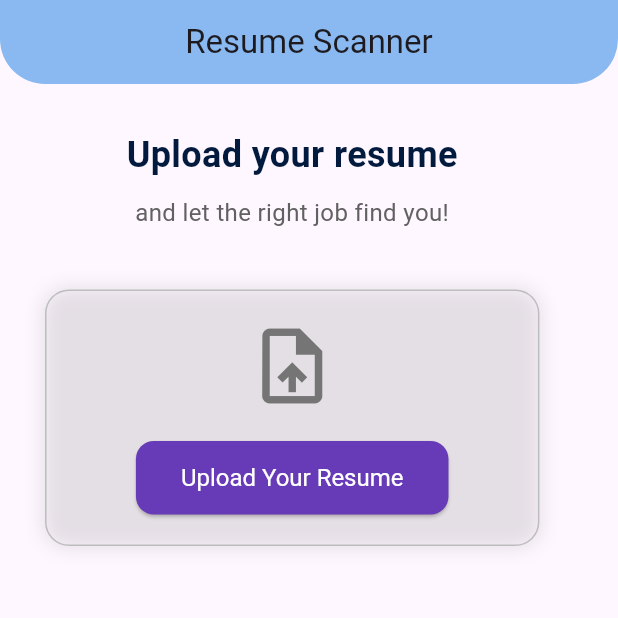
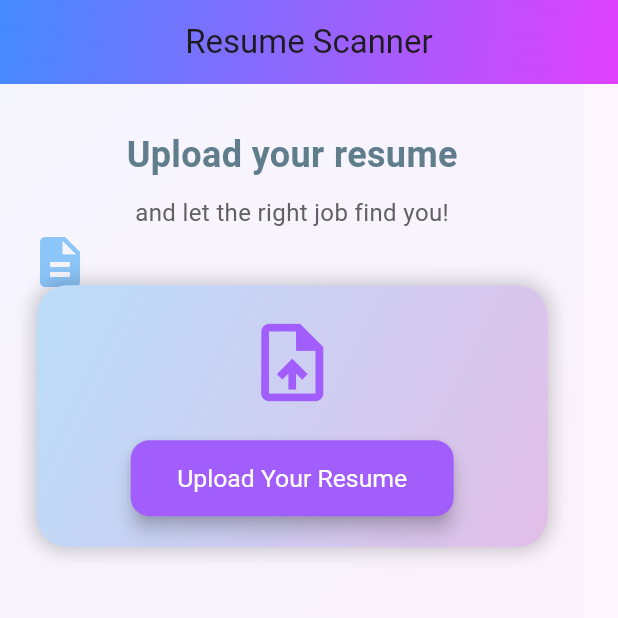
Before and after one commit to himanshu-raj-01/resumescan, a Flutter app: the screen it shows after launch, on a phone screen of 412 x 824 dp, the top half of it. Run offline on Flutter 3.47's test engine with Material 3 defaults, Android fonts, the phone set to English and light mode, and no system bars; our stand-ins replace file_picker.

Commit message:
ui updated

```diff
--- a/lib/main.dart
+++ b/lib/main.dart
@@ -3,7 +3,6 @@ import 'package:file_picker/file_picker.dart';
 import 'package:http/http.dart' as http;
 import 'dart:convert';
 import 'dart:typed_data';
-import 'chatbot.dart';
 
 void main() {
   runApp(const MyApp());
@@ -39,29 +38,39 @@ class _ResumeScannerState extends State<ResumeScanner> with SingleTickerProvider
   bool _isLoading = false;
   String _scanResult = '';
   late AnimationController _animationController;
-  late Animation<double> _animation;
+  late Animation<double> _scaleAnimation;
+  late Animation<Color?> _colorAnimation;
+  late Animation<Offset> _floatingAnimation;
 
   @override
   void initState() {
     super.initState();
     _animationController = AnimationController(
       vsync: this,
-      duration: const Duration(seconds: 5),
+      duration: const Duration(seconds: 3),
     );
-    _animation = TweenSequence([
-      TweenSequenceItem(
-        tween: Tween<double>(begin: 0.0, end: 5.0).chain(CurveTween(curve: Curves.easeIn)),
-        weight: 50.0,
+
+    _scaleAnimation = Tween<double>(begin: 0.9, end: 1.1).animate(
+      CurvedAnimation(
+        parent: _animationController,
+        curve: Curves.easeInOut,
       ),
-      TweenSequenceItem(
-        tween: Tween<double>(begin: 1.0, end: 5.5).chain(CurveTween(curve: Curves.bounceOut)),
-        weight: 30.0,
+    );
+
+    _colorAnimation = ColorTween(
+      begin: Colors.blueAccent,
+      end: Colors.purpleAccent,
+    ).animate(_animationController);
+
+    _floatingAnimation = Tween<Offset>(
+      begin: const Offset(0, 0),
+      end: const Offset(0, -0.1),
+    ).animate(
+      CurvedAnimation(
+        parent: _animationController,
+        curve: Curves.easeInOut,
       ),
-      TweenSequenceItem(
-        tween: Tween<double>(begin: 0.5, end: 5.0).chain(CurveTween(curve: Curves.elasticInOut)),
-        weight: 20.0,
-      ),
-    ]).animate(_animationController);
+    );
 
     _animationController.repeat(reverse: true);
   }
@@ -151,39 +160,100 @@ class _ResumeScannerState extends State<ResumeScanner> with SingleTickerProvider
     }
   }
 
-  Widget _buildFeatureRow(IconData icon, String text) {
-    return Padding(
-      padding: const EdgeInsets.symmetric(vertical: 8.0),
-      child: Row(
-        children: [
-          Icon(icon, size: 20, color: Colors.grey[600]),
-          const SizedBox(width: 10),
-          Expanded(child: Text(text, style: TextStyle(color: Colors.grey[800]))),
-        ],
-      ),
-    );
-  }
-
   @override
   Widget build(BuildContext context) {
     return Scaffold(
       appBar: AppBar(
         title: const Text('Resume Scanner'),
         centerTitle: true,
-        backgroundColor: const Color.fromARGB(255, 137, 185, 240),
-        elevation: 0,
+        flexibleSpace: Container(
+          decoration: const BoxDecoration(
+            gradient: LinearGradient(
+              colors: [Colors.blueAccent, Colors.purpleAccent],
+              begin: Alignment.topLeft,
+              end: Alignment.bottomRight,
+            ),
+          ),
+        ),
+        elevation: 10,
         shape: const RoundedRectangleBorder(
           borderRadius: BorderRadius.vertical(bottom: Radius.circular(30)),
         ),
       ),
-      body: SingleChildScrollView(
+      body: Stack(
+        children: [
+          // Parallax Background
+          Positioned.fill(
+            child: AnimatedBuilder(
+              animation: _animationController,
+              builder: (context, child) {
+                return Transform.translate(
+                  offset: Offset(0, _floatingAnimation.value.dy * 50),
+                  child: Opacity(
+                    opacity: 0.3,
+                    child: Container(
+                      decoration: BoxDecoration(
+                        gradient: LinearGradient(
+                          colors: [Colors.blue.shade50, Colors.purple.shade50],
+                          begin: Alignment.topLeft,
+                          end: Alignment.bottomRight,
+                        ),
+                      ),
+                    ),
+                  ),
+                );
+              },
+            ),
+          ),
+          // Floating Icons
+          Positioned(
+            top: 100,
+            left: 20,
+            child: AnimatedBuilder(
+              animation: _animationController,
+              builder: (context, child) {
+                return Transform.translate(
+                  offset: Offset(0, _floatingAnimation.value.dy * 20),
+                  child: Icon(Icons.description, size: 40, color: Colors.blue.withOpacity(0.5)),
+                );
+              },
+            ),
+          ),
+          Positioned(
+            top: 200,
+            right: 30,
+            child: AnimatedBuilder(
+              animation: _animationController,
+              builder: (context, child) {
+                return Transform.translate(
+                  offset: Offset(0, _floatingAnimation.value.dy * 30),
+                  child: Icon(Icons.work, size: 50, color: Colors.purple.withOpacity(0.5)),
+                );
+              },
+            ),
+          ),
+          Positioned(
+            bottom: 100,
+            left: 50,
+            child: AnimatedBuilder(
+              animation: _animationController,
+              builder: (context, child) {
+                return Transform.translate(
+                  offset: Offset(0, _floatingAnimation.value.dy * 40),
+                  child: Icon(Icons.cloud_upload, size: 60, color: Colors.blue.withOpacity(0.5)),
+                );
+              },
+            ),
+          ),
+          // Main Content
+          SingleChildScrollView(
             padding: const EdgeInsets.all(30.0),
             child: Column(
               crossAxisAlignment: CrossAxisAlignment.center,
               children: [
                 const Text(
                   'Upload your resume',
-              style: TextStyle(fontSize: 24, fontWeight: FontWeight.bold, color: Color.fromARGB(255, 2, 26, 61)),
+                  style: TextStyle(fontSize: 24, fontWeight: FontWeight.bold, color: Colors.blueGrey),
                   textAlign: TextAlign.center,
                 ),
                 const SizedBox(height: 10),
@@ -193,48 +263,74 @@ class _ResumeScannerState extends State<ResumeScanner> with SingleTickerProvider
                   textAlign: TextAlign.center,
                 ),
                 const SizedBox(height: 40),
-            Container(
+                AnimatedBuilder(
+                  animation: _animationController,
+                  builder: (context, child) {
+                    return Transform.scale(
+                      scale: _scaleAnimation.value,
+                      child: Container(
                         width: MediaQuery.of(context).size.width * .8,
                         decoration: BoxDecoration(
-                border: Border.all(color: Colors.grey.shade400, width: 1),
-                borderRadius: BorderRadius.circular(16),
+                          gradient: LinearGradient(
+                            colors: [Colors.blue.shade100, Colors.purple.shade100],
+                            begin: Alignment.topLeft,
+                            end: Alignment.bottomRight,
+                          ),
+                          borderRadius: BorderRadius.circular(20),
                           boxShadow: [
-                  BoxShadow(color: Colors.black.withOpacity(0.1), blurRadius: 10, spreadRadius: 1),
+                            BoxShadow(
+                              color: Colors.black.withOpacity(0.2),
+                              blurRadius: 10,
+                              spreadRadius: 2,
+                            ),
                           ],
                         ),
                         padding: const EdgeInsets.all(20),
-              child: Column(crossAxisAlignment: CrossAxisAlignment.center, children: [
-                Icon(Icons.upload_file, size: 60, color: Colors.grey[600]),
+                        child: Column(
+                          crossAxisAlignment: CrossAxisAlignment.center,
+                          children: [
+                            Icon(Icons.upload_file, size: 60, color: _colorAnimation.value),
                             const SizedBox(height: 20),
                             ElevatedButton(
                               onPressed: _isLoading ? null : _pickFile,
                               style: ElevatedButton.styleFrom(
-                    backgroundColor: const Color(0xFF673AB7),
+                                backgroundColor: _colorAnimation.value,
                                 foregroundColor: Colors.white,
                                 padding: const EdgeInsets.symmetric(vertical: 15, horizontal: 30),
                                 textStyle: const TextStyle(fontSize: 16),
                                 shape: RoundedRectangleBorder(
                                   borderRadius: BorderRadius.circular(12),
                                 ),
+                                elevation: 5,
                               ),
                               child: _isLoading
                                   ? FadeTransition(
-                          opacity: _animation,
+                                      opacity: _animationController,
                                       child: const Icon(Icons.cloud_upload, size: 24, color: Colors.white),
                                     )
                                   : const Text('Upload Your Resume'),
-                ),
-              ]),
-            ),
-            const SizedBox(height: 40),
-            Text(
-              _scanResult,
-              style: const TextStyle(fontSize: 16, fontWeight: FontWeight.bold, color: Colors.black),
-              textAlign: TextAlign.center,
                             ),
                           ],
                         ),
                       ),
                     );
+                  },
+                ),
+                const SizedBox(height: 40),
+                AnimatedSwitcher(
+                  duration: const Duration(milliseconds: 500),
+                  child: Text(
+                    _scanResult,
+                    key: ValueKey<String>(_scanResult),
+                    style: const TextStyle(fontSize: 16, fontWeight: FontWeight.bold, color: Colors.blueGrey),
+                    textAlign: TextAlign.center,
+                  ),
+                ),
+              ],
+            ),
+          ),
+        ],
+      ),
+    );
   }
 }
```
Lines whose indentation alone changed are shown as unchanged.
